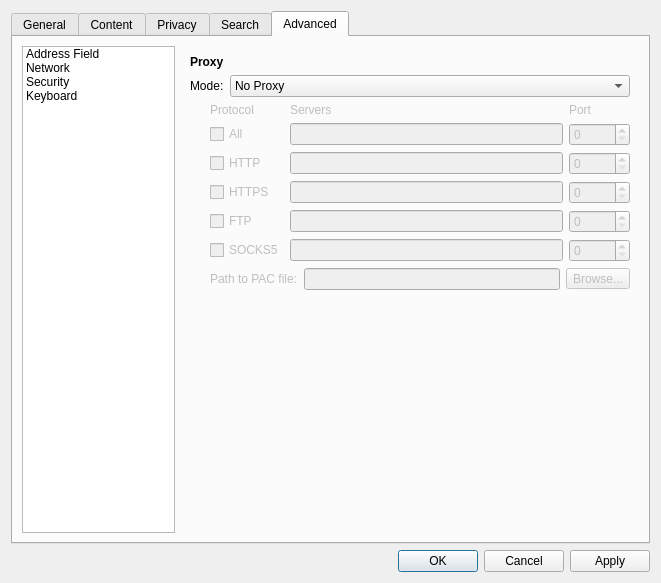
The window that src/ui/PreferencesDialog.ui (OtterBrowser/otter-browser) describes before a commit, drawn with Qt 5.
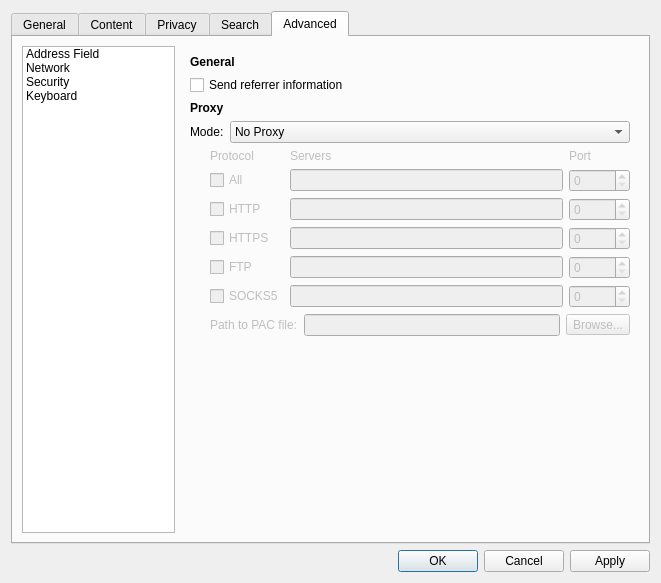
The same window after the commit. The open tabs and pages were chosen to show the change. Custom widgets are drawn as their Qt base class.

Commit message: Added 'Send referrer information' to preferences

```diff
--- a/src/ui/PreferencesDialog.ui
+++ b/src/ui/PreferencesDialog.ui
@@ -1354,7 +1354,27 @@
           </layout>
          </widget>
          <widget class="QWidget" name="networkPage">
-          <layout class="QVBoxLayout" name="networkPageLayout" stretch="0,0,0,1">
+          <layout class="QVBoxLayout" name="networkPageLayout" stretch="0,0,0,0,0,1">
+           <item>
+            <widget class="QLabel" name="advancedGeneralHeader">
+             <property name="font">
+              <font>
+               <weight>75</weight>
+               <bold>true</bold>
+              </font>
+             </property>
+             <property name="text">
+              <string>General</string>
+             </property>
+            </widget>
+           </item>
+           <item>
+            <widget class="QCheckBox" name="sendReferrerCheckBox">
+             <property name="text">
+              <string>Send referrer information</string>
+             </property>
+            </widget>
+           </item>
            <item>
             <widget class="QLabel" name="proxyHeader">
              <property name="font">
```
The commit also changes 1 other file.
